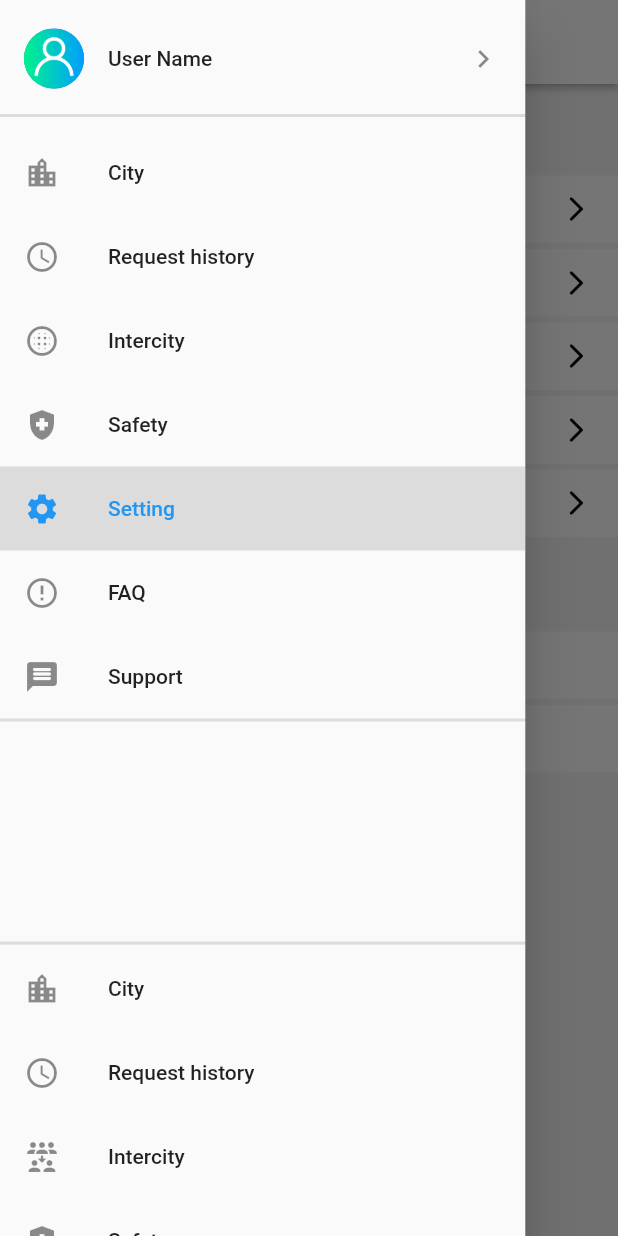
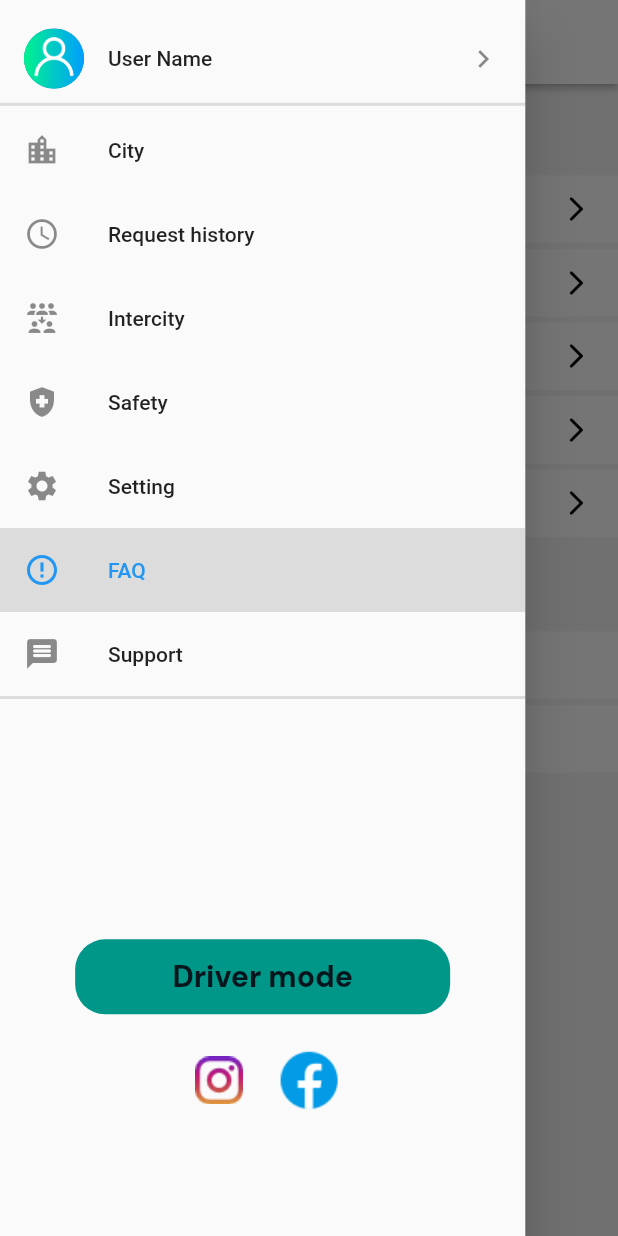
Before and after one commit to imranaziz1/WinDrive, a Flutter app: the FaqScreen screen opened directly, with the side drawer open, on a phone screen of 412 x 824 dp. Run offline on Flutter 3.47's test engine with Material 2 defaults, Android fonts, the light colour scheme and no system bars; our stand-ins replace geolocator, google_fonts, google_maps_flutter, image_picker, intl_phone_number_input, modal_bottom_sheet and 1 more; missing offline and left inert: flutter_polyline_points.

Commit message:
monem-10-10-8

```diff
--- a/lib/MenuDrawer/drawer_page.dart
+++ b/lib/MenuDrawer/drawer_page.dart
@@ -67,90 +67,6 @@
                       ),
                     ),
                   ),
-                  Divider(
-                    height: 20,
-                    thickness: 2,
-                  ),
-                  ListTile(
-                    leading: Icon(Icons.location_city),
-                    title: Text('City'),
-                    selectedTileColor: Colors.black12,
-                    onTap: () {
-                      Navigator.push(context,
-                          MaterialPageRoute(builder: (context) => HomePage()));
-                    },
-                  ),
-                  ListTile(
-                    leading: Icon(Icons.access_time),
-                    title: Text('Request history'),
-                    selectedTileColor: Colors.black12,
-                    onTap: () {
-                      Navigator.push(context,
-                          MaterialPageRoute(builder: (context) => RequestHistory()));
-                    },
-                  ),
-                  ListTile(
-                    leading: Icon(Icons.blur_circular_outlined),
-                    title: Text('Intercity'),
-                    selectedTileColor: Colors.black12,
-                    onTap: () {
-                      Navigator.push(context,
-                          MaterialPageRoute(builder: (context) => HomePage()));
-                    },
-                  ),
-                  // ListTile(
-                  //   leading: Icon(Icons.fire_truck_sharp),
-                  //   title: Text('Truck New'),
-                  //   selectedTileColor: Colors.black12,
-                  //   onTap: () {
-                  //     Navigator.push(context,
-                  //         MaterialPageRoute(builder: (context) => TruckNew()));
-                  //   },
-                  // ),
-                  ListTile(
-                    leading: Icon(Icons.health_and_safety),
-                    title: Text('Safety'),
-                    selectedTileColor: Colors.black12,
-                    onTap: () {
-                      Navigator.push(
-                          context, MaterialPageRoute(builder: (context) => Safety()));
-                    },
-                  ),
-                  ListTile(
-                    leading: Icon(Icons.settings),
-                    title: Text('Setting'),
-                    selected: true,
-                    selectedTileColor: Colors.black12,
-                    onTap: () {
-                      Navigator.push(context,
-                          MaterialPageRoute(builder: (context) => SettingScreen()));
-                    },
-                  ),
-                  ListTile(
-                    leading: Icon(Icons.error_outline_outlined),
-                    title: Text('FAQ'),
-                    onTap: () {
-                      Navigator.push(context,
-                          MaterialPageRoute(builder: (context) => FaqScreen()));
-                    },
-                  ),
-                  ListTile(
-                    leading: Icon(Icons.message_rounded),
-                    title: Text('Support'),
-                    onTap: () {
-                      Navigator.push(context,
-                          MaterialPageRoute(builder: (context) => Support()));
-                    },
-                  ),
-                  Divider(
-                    height: 2,
-                    thickness: 2,
-                  ),
-
-
-                ],
-              ),
-            ),
 
             Divider(
               height: 5,
@@ -273,6 +189,9 @@
               thickness: 2,
             ),
             SizedBox(height: 10,),
+                ],
+              ),
+            ),
             CustomButton(
 
                 title: "Driver mode",
```
Also changed, not shown: lib/Setting/setting_screen.dart (+11 -65 lines), pubspec.lock.
